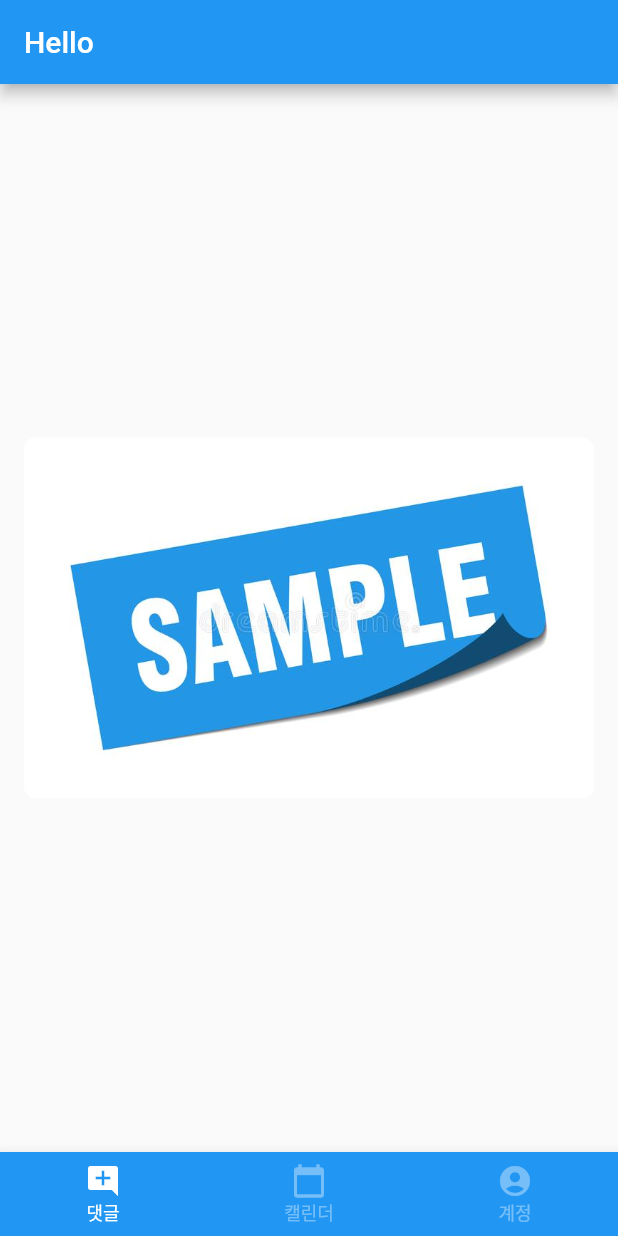
After one commit to mbkim95/flutter-tutorial, a Flutter app: the screen it shows after launch, after a tap on "Bottom Navigation Demo", on a phone screen of 412 x 824 dp. The commit adds this screen. Run offline on Flutter 3.47's test engine with Material 2 defaults, Android fonts, the phone set to English and light mode, and no system bars.

Commit message:
Add Bottom Navigation Demo

```diff
--- /dev/null
+++ b/lib/bottom_navigation_demo.dart
@@ -0,0 +1,141 @@
+import 'package:animations/animations.dart';
+import 'package:flutter/material.dart';
+
+enum BottomNavigationDemoType {
+  withLabels,
+  withoutLabels,
+}
+
+class BottomNavigationDemo extends StatefulWidget {
+  final String restorationId = 'bottom_navigation_labels_demo';
+  final BottomNavigationDemoType type = BottomNavigationDemoType.withLabels;
+
+  const BottomNavigationDemo({Key? key}) : super(key: key);
+
+  @override
+  _BottomNavigationDemoState createState() => _BottomNavigationDemoState();
+}
+
+class _BottomNavigationDemoState extends State<BottomNavigationDemo>
+    with RestorationMixin {
+  final RestorableInt _currentIndex = RestorableInt(0);
+
+  @override
+  String? get restorationId => widget.restorationId;
+
+  @override
+  void restoreState(RestorationBucket? oldBucket, bool initialRestore) {
+    registerForRestoration(_currentIndex, 'bottom_navigation_tab_index');
+  }
+
+  @override
+  void dispose() {
+    _currentIndex.dispose();
+    super.dispose();
+  }
+
+  String _title() {
+    switch (widget.type) {
+      case BottomNavigationDemoType.withLabels:
+        return 'Hello';
+      case BottomNavigationDemoType.withoutLabels:
+        return 'Flutter';
+    }
+  }
+
+  @override
+  Widget build(BuildContext context) {
+    final colorScheme = Theme.of(context).colorScheme;
+    final textTheme = Theme.of(context).textTheme;
+
+    var bottomNavigationBarItems = [
+      BottomNavigationBarItem(icon: const Icon(Icons.add_comment), label: '댓글'),
+      BottomNavigationBarItem(
+          icon: const Icon(Icons.calendar_today), label: '캘린더'),
+      BottomNavigationBarItem(
+          icon: const Icon(Icons.account_circle), label: '계정'),
+      BottomNavigationBarItem(icon: const Icon(Icons.alarm_on), label: '알람'),
+      BottomNavigationBarItem(
+          icon: const Icon(Icons.camera_enhance), label: '카메라'),
+    ];
+
+    if (widget.type == BottomNavigationDemoType.withLabels) {
+      bottomNavigationBarItems = bottomNavigationBarItems.sublist(
+          0, bottomNavigationBarItems.length - 2);
+      _currentIndex.value = _currentIndex.value
+          .clamp(0, bottomNavigationBarItems.length - 1)
+          .toInt();
+    }
+    return Scaffold(
+      appBar: AppBar(
+        automaticallyImplyLeading: false,
+        title: Text(_title()),
+      ),
+      body: Center(
+        child: PageTransitionSwitcher(
+          transitionBuilder: (child, animation, secondaryAnimation) {
+            return FadeThroughTransition(
+              animation: animation,
+              secondaryAnimation: secondaryAnimation,
+              child: child,
+            );
+          },
+          child: _NavigationDestinationView(
+              key: UniqueKey(),
+              item: bottomNavigationBarItems[_currentIndex.value]),
+        ),
+      ),
+      bottomNavigationBar: BottomNavigationBar(
+        showUnselectedLabels:
+            widget.type == BottomNavigationDemoType.withLabels,
+        items: bottomNavigationBarItems,
+        currentIndex: _currentIndex.value,
+        type: BottomNavigationBarType.fixed,
+        selectedFontSize: textTheme.caption?.fontSize ?? 14.0,
+        unselectedFontSize: textTheme.caption?.fontSize ?? 14.0,
+        onTap: (index) {
+          setState(() {
+            _currentIndex.value = index;
+          });
+        },
+        selectedItemColor: colorScheme.onPrimary,
+        unselectedItemColor: colorScheme.onPrimary.withOpacity(0.38),
+        backgroundColor: colorScheme.primary,
+      ),
+    );
+  }
+}
+
+class _NavigationDestinationView extends StatelessWidget {
+  final BottomNavigationBarItem item;
+
+  const _NavigationDestinationView({Key? key, required this.item})
+      : super(key: key);
+
+  @override
+  Widget build(BuildContext context) {
+    return Stack(
+      children: [
+        ExcludeSemantics(
+          child: Center(
+            child: Padding(
+              padding: const EdgeInsets.all(16),
+              child: ClipRRect(
+                borderRadius: BorderRadius.circular(8),
+                child: Image.asset('assets/sample_image.jpeg'),
+              ),
+            ),
+          ),
+        ),
+        Center(
+          child: IconTheme(
+            data: const IconThemeData(color: Colors.white, size: 80),
+            child: Semantics(
+              label: item.label,
+            ),
+          ),
+        )
+      ],
+    );
+  }
+}
--- a/lib/main.dart
+++ b/lib/main.dart
@@ -4,6 +4,7 @@ import 'package:flutter_gallery/bottom_app_bar_demo.dart';
 
 import 'app_bar_demo.dart';
 import 'banner_demo.dart';
+import 'bottom_navigation_demo.dart';
 
 void main() {
   runApp(MyApp());
@@ -21,6 +22,7 @@ class MyApp extends StatelessWidget {
         '/app_bar': (_) => AppBarDemo(),
         '/banner': (_) => BannerDemo(),
         '/bottom_app_bar': (_) => BottomAppBarDemo(),
+        '/bottom_navigation': (_) => BottomNavigationDemo(),
       },
     );
   }
@@ -42,6 +44,8 @@ class DemoPage extends StatelessWidget {
           _renderDemoItem(context, "App bar Demo", "/app_bar"),
           _renderDemoItem(context, "Banner Demo", "/banner"),
           _renderDemoItem(context, "Bottom App bar Demo", "/bottom_app_bar"),
+          _renderDemoItem(
+              context, "Bottom Navigation Demo", "/bottom_navigation"),
         ],
       ),
     );
```
